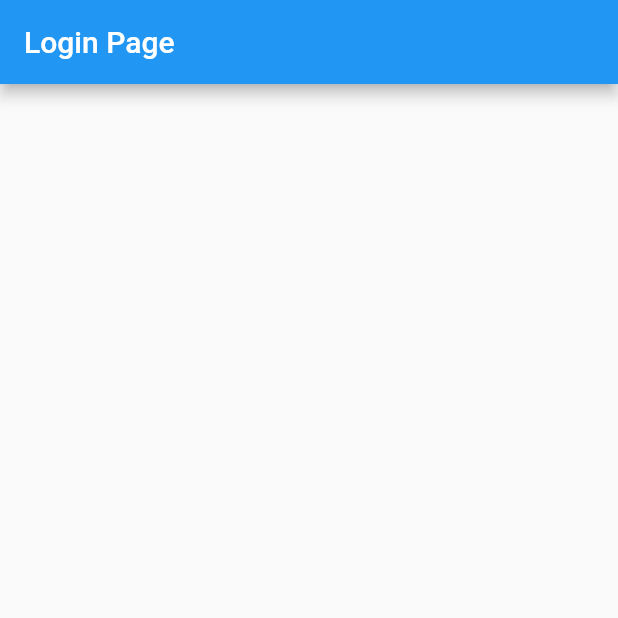
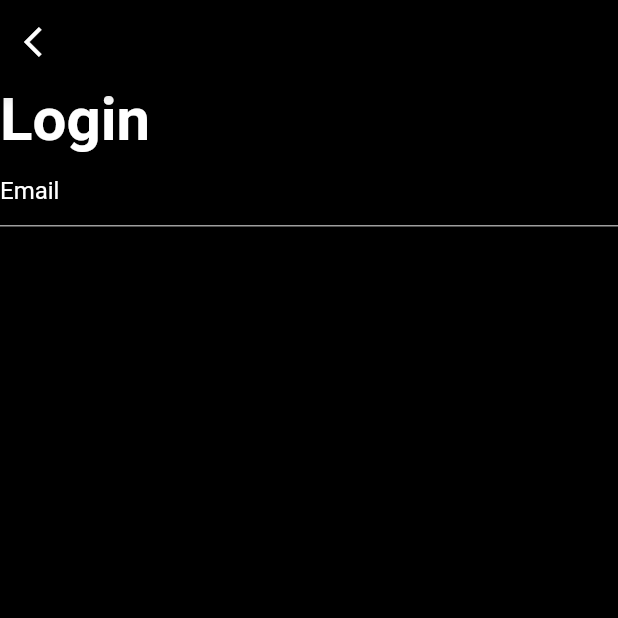
Before and after one commit to atik-sabuj/food_order, a Flutter app: the screen it shows after launch, after a tap on "Login", on a phone screen of 412 x 824 dp, the top half of it. Run offline on Flutter 3.47's test engine with Material 2 defaults, Android fonts, the phone set to English and light mode, and no system bars.

Commit message:
Created SignUp Page,Updated Login page And rest pages

```diff
--- a/lib/main.dart
+++ b/lib/main.dart
@@ -1,6 +1,7 @@
 import 'package:flutter/material.dart';
 import 'package:food_order/pages/home_page.dart';
 import 'package:food_order/pages/login_page.dart';
+import 'package:food_order/pages/signup_page.dart';
 
 void main() {
   runApp(const MyApp());
@@ -23,6 +24,7 @@ class MyApp extends StatelessWidget {
       routes: {
         HomePage.routeName:(context)=>HomePage(),
         LoginPage.routeName:(context)=>LoginPage(),
+        SignupPage.routeName:(context)=>SignupPage(),
       },
     );
   }
--- a/lib/pages/login_page.dart
+++ b/lib/pages/login_page.dart
@@ -12,9 +12,38 @@ class _LoginPageState extends State<LoginPage> {
   @override
   Widget build(BuildContext context) {
     return Scaffold(
-      appBar: AppBar(
-        title: Text("Login Page"),
+      backgroundColor: Colors.black,
+        appBar: AppBar(
+        backgroundColor: Colors.black,
+        leading: IconButton(
+        icon: Icon(Icons.arrow_back_ios), color: Colors.white,
+        onPressed: (){}),
       ),
+      body: Column(
+        crossAxisAlignment: CrossAxisAlignment.start,
+        children: [
+          Text("Login",
+            style: TextStyle(
+              color: Colors.white,
+              fontSize: 40,
+              fontWeight: FontWeight.bold,
+            ),
+          ),
+          Column(
+            children: [
+              TextFormField(
+                decoration: InputDecoration(
+                  hintText: "Email",
+                  hintStyle: TextStyle(color: Colors.white),
+                  enabledBorder: UnderlineInputBorder(
+                    borderSide: BorderSide(color: Colors.grey),
+                  ),
+                ),
+              )
+            ],
+          )
+        ],
+      )
     );
   }
 }
```
Also changed, not shown: lib/pages/home_page.dart (+5 -2 lines), lib/pages/signup_page.dart (added, +20 -0 lines).
